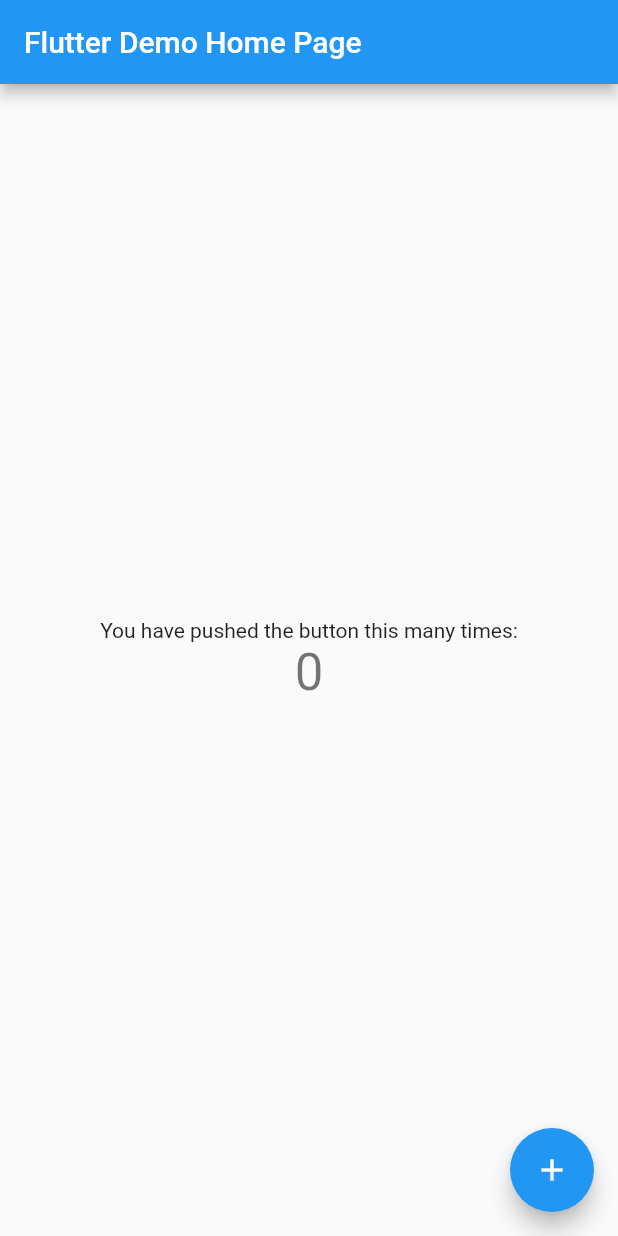
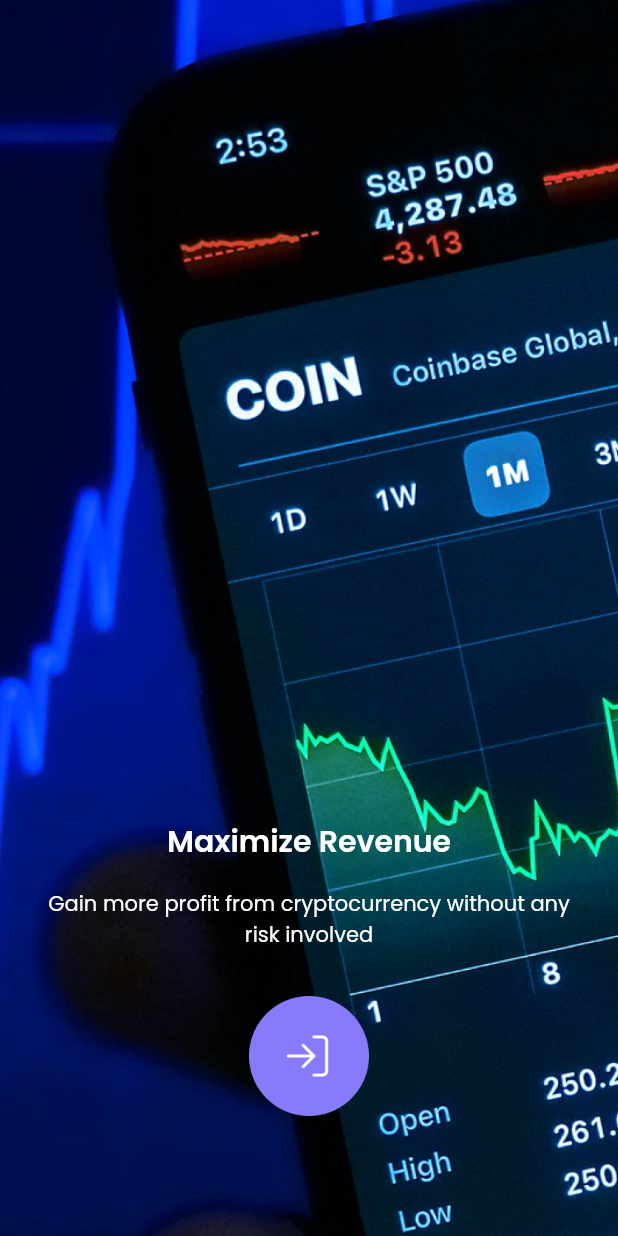
Before and after one commit to algonacci/charty_onboarding, a Flutter app: the screen it shows after launch, on a phone screen of 412 x 824 dp. Run offline on Flutter 3.47's test engine with Material 2 defaults, Android fonts, the phone set to English and light mode, and no system bars; our stand-ins replace google_fonts.

Commit message:
onboarding screen

```diff
--- a/lib/main.dart
+++ b/lib/main.dart
@@ -1,3 +1,4 @@
+import 'package:charty/onboarding_page.dart';
 import 'package:flutter/material.dart';
 
 void main() {
@@ -7,109 +8,10 @@ void main() {
 class MyApp extends StatelessWidget {
   const MyApp({super.key});
 
-  // This widget is the root of your application.
   @override
   Widget build(BuildContext context) {
     return MaterialApp(
-      title: 'Flutter Demo',
-      theme: ThemeData(
-        // This is the theme of your application.
-        //
-        // Try running your application with "flutter run". You'll see the
-        // application has a blue toolbar. Then, without quitting the app, try
-        // changing the primarySwatch below to Colors.green and then invoke
-        // "hot reload" (press "r" in the console where you ran "flutter run",
-        // or simply save your changes to "hot reload" in a Flutter IDE).
-        // Notice that the counter didn't reset back to zero; the application
-        // is not restarted.
-        primarySwatch: Colors.blue,
-      ),
-      home: const MyHomePage(title: 'Flutter Demo Home Page'),
+      home: OnBoardingPage(),
     );
   }
 }
-
-class MyHomePage extends StatefulWidget {
-  const MyHomePage({super.key, required this.title});
-
-  // This widget is the home page of your application. It is stateful, meaning
-  // that it has a State object (defined below) that contains fields that affect
-  // how it looks.
-
-  // This class is the configuration for the state. It holds the values (in this
-  // case the title) provided by the parent (in this case the App widget) and
-  // used by the build method of the State. Fields in a Widget subclass are
-  // always marked "final".
-
-  final String title;
-
-  @override
-  State<MyHomePage> createState() => _MyHomePageState();
-}
-
-class _MyHomePageState extends State<MyHomePage> {
-  int _counter = 0;
-
-  void _incrementCounter() {
-    setState(() {
-      // This call to setState tells the Flutter framework that something has
-      // changed in this State, which causes it to rerun the build method below
-      // so that the display can reflect the updated values. If we changed
-      // _counter without calling setState(), then the build method would not be
-      // called again, and so nothing would appear to happen.
-      _counter++;
-    });
-  }
-
-  @override
-  Widget build(BuildContext context) {
-    // This method is rerun every time setState is called, for instance as done
-    // by the _incrementCounter method above.
-    //
-    // The Flutter framework has been optimized to make rerunning build methods
-    // fast, so that you can just rebuild anything that needs updating rather
-    // than having to individually change instances of widgets.
-    return Scaffold(
-      appBar: AppBar(
-        // Here we take the value from the MyHomePage object that was created by
-        // the App.build method, and use it to set our appbar title.
-        title: Text(widget.title),
-      ),
-      body: Center(
-        // Center is a layout widget. It takes a single child and positions it
-        // in the middle of the parent.
-        child: Column(
-          // Column is also a layout widget. It takes a list of children and
-          // arranges them vertically. By default, it sizes itself to fit its
-          // children horizontally, and tries to be as tall as its parent.
-          //
-          // Invoke "debug painting" (press "p" in the console, choose the
-          // "Toggle Debug Paint" action from the Flutter Inspector in Android
-          // Studio, or the "Toggle Debug Paint" command in Visual Studio Code)
-          // to see the wireframe for each widget.
-          //
-          // Column has various properties to control how it sizes itself and
-          // how it positions its children. Here we use mainAxisAlignment to
-          // center the children vertically; the main axis here is the vertical
-          // axis because Columns are vertical (the cross axis would be
-          // horizontal).
-          mainAxisAlignment: MainAxisAlignment.center,
-          children: <Widget>[
-            const Text(
-              'You have pushed the button this many times:',
-            ),
-            Text(
-              '$_counter',
-              style: Theme.of(context).textTheme.headline4,
-            ),
-          ],
-        ),
-      ),
-      floatingActionButton: FloatingActionButton(
-        onPressed: _incrementCounter,
-        tooltip: 'Increment',
-        child: const Icon(Icons.add),
-      ), // This trailing comma makes auto-formatting nicer for build methods.
-    );
-  }
-}
--- /dev/null
+++ b/lib/onboarding_page.dart
@@ -0,0 +1,70 @@
+import 'package:flutter/material.dart';
+import 'package:google_fonts/google_fonts.dart';
+
+class OnBoardingPage extends StatelessWidget {
+  const OnBoardingPage({super.key});
+
+  @override
+  Widget build(BuildContext context) {
+    return Scaffold(
+      body: Stack(
+        children: [
+          Container(
+            decoration: const BoxDecoration(
+              image: DecorationImage(
+                image: AssetImage(
+                  'assets/background_started.png',
+                ),
+                fit: BoxFit.cover,
+              ),
+            ),
+          ),
+          Padding(
+            padding: const EdgeInsets.only(
+              left: 20,
+              right: 20,
+              bottom: 80,
+            ),
+            child: Center(
+              child: Column(
+                mainAxisAlignment: MainAxisAlignment.end,
+                children: [
+                  Text(
+                    'Maximize Revenue',
+                    style: GoogleFonts.poppins(
+                      fontSize: 20,
+                      fontWeight: FontWeight.w600,
+                      color: Colors.white,
+                    ),
+                  ),
+                  const SizedBox(
+                    height: 16,
+                  ),
+                  Text(
+                    'Gain more profit from cryptocurrency without any risk involved',
+                    textAlign: TextAlign.center,
+                    style: GoogleFonts.poppins(
+                      // fontSize: 16,
+                      fontWeight: FontWeight.w400,
+                      color: Colors.white,
+                    ),
+                  ),
+                  const SizedBox(
+                    height: 30,
+                  ),
+                  GestureDetector(
+                    onTap: () {},
+                    child: Image.asset(
+                      'assets/purple_button.png',
+                      width: 80,
+                    ),
+                  ),
+                ],
+              ),
+            ),
+          ),
+        ],
+      ),
+    );
+  }
+}
```
Also changed, not shown: pubspec.yaml (+5 -7 lines), assets/background_started.png (added), assets/purple_button.png (added), 1 other file.
